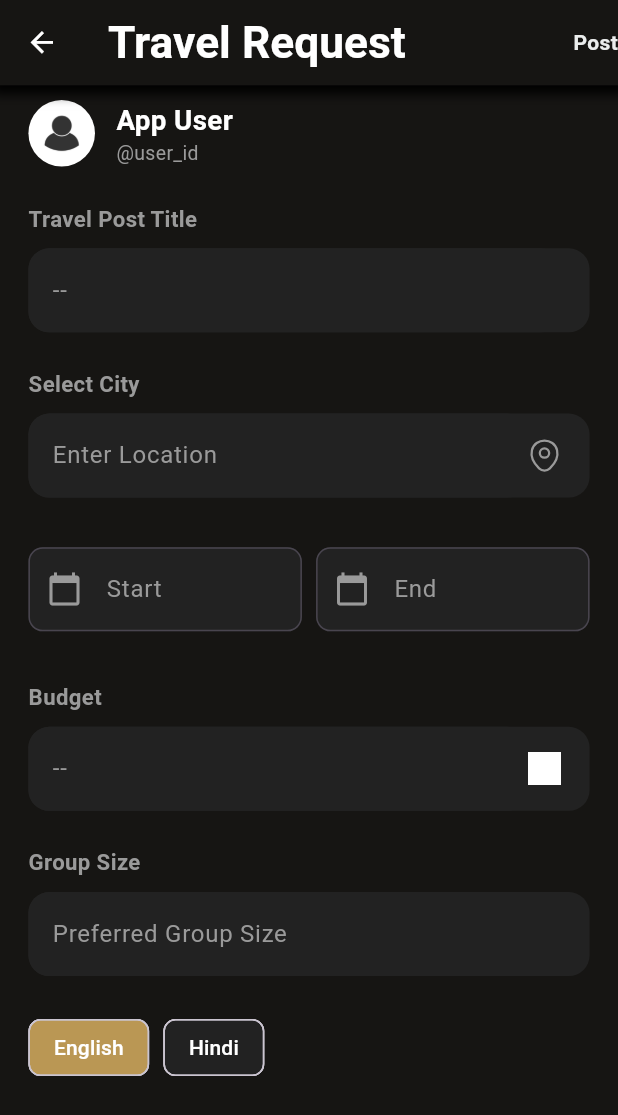
After one commit to Pinnacle01/pinnacle, a Flutter app: the screen it shows after launch, after a tap on "Travel Post", on a phone screen of 412 x 824 dp. The commit adds this screen. Shown: the top 1115 px of the screen. Run offline on Flutter 3.47's test engine with Material 3 defaults, Android fonts, the phone set to English and light mode, and no system bars; our stand-ins replace flutter_svg, go_router.

Commit message:
Add Travel Post screen with date selection and user input fields

```diff
--- /dev/null
+++ b/lib/explore_home/uikit/trip_details_date_picker.dart
@@ -0,0 +1,48 @@
+import 'package:flutter/material.dart';
+import 'package:pinnacle_main/framework/constants/color.dart';
+import 'package:pinnacle_main/framework/constants/size.dart';
+import 'package:pinnacle_main/framework/digital/sizer.dart';
+
+Widget buildTextFieldForDates(
+  String label, {
+  String? hint,
+  IconData? icon,
+}) {
+  return Padding(
+    padding: EdgeInsets.symmetric(vertical: Sizes.size10.dp),
+    child: TextField(
+      decoration: InputDecoration(
+        labelText: label,
+        labelStyle: TextStyle(color: CustomColors.lightBackgroundColor),
+        hintText: hint,
+        hintStyle: TextStyle(color: CustomColors.lightBackgroundColor),
+        prefixIcon: icon != null
+            ? Icon(icon, color: CustomColors.lightBackgroundColor)
+            : null,
+        filled: true,
+        fillColor: CustomColors.navCardBackgroundColor222222,
+        border: OutlineInputBorder(
+            borderRadius: BorderRadius.circular(Sizes.size10.dp)),
+      ),
+      style: TextStyle(color: CustomColors.mainTextColor),
+    ),
+  );
+}
+
+Widget buildDateSelector() {
+  return Row(
+    children: [
+      Expanded(
+          child: buildTextFieldForDates(
+        'Start',
+        icon: Icons.calendar_today,
+      )),
+      SizedBox(width: Sizes.size10.dp),
+      Expanded(
+          child: buildTextFieldForDates(
+        'End',
+        icon: Icons.calendar_today,
+      )),
+    ],
+  );
+}
--- /dev/null
+++ b/lib/explore_home/view/travel_post.dart
@@ -0,0 +1,146 @@
+import 'package:flutter/material.dart';
+import 'package:pinnacle_main/explore_home/uikit/trip_details_date_picker.dart';
+import 'package:pinnacle_main/framework/constants/asset_path.dart';
+
+import 'package:pinnacle_main/framework/constants/color.dart';
+import 'package:pinnacle_main/framework/constants/size.dart';
+import 'package:pinnacle_main/framework/constants/strings.dart';
+import 'package:pinnacle_main/framework/digital/sizer.dart';
+import 'package:pinnacle_main/framework/uikit/text_field_widget.dart';
+
+import 'package:pinnacle_main/framework/uikit/text_widget.dart';
+
+import 'package:pinnacle_main/framework/widgets/tool_bar_widgets.dart';
+import 'package:pinnacle_main/framework/widgets/user_profile/user_profile_card.dart';
+
+class TravelPost extends StatefulWidget {
+  const TravelPost({super.key});
+
+  @override
+  State<TravelPost> createState() => _TravelPostState();
+}
+
+class _TravelPostState extends State<TravelPost> {
+  @override
+  Widget build(BuildContext context) {
+    return Scaffold(
+      backgroundColor: CustomColors.mainBackgroundColor161513,
+      appBar: customAppBarWithShadow(
+        titleName: GeneralString.travelPost,
+        backgroundColor: CustomColors.mainBackgroundColor161513,
+        titleColor: CustomColors.mainTextColor,
+        fontSize: Sizes.size32.sp,
+        fontWeight: FontWeight.w600,
+        actionIcon: [
+          Flexible(
+            child: TextWidget(
+              text: GeneralString.post,
+              fontWeight: FontWeight.w600,
+              color: CustomColors.whiteShadeEBEDED,
+            ),
+          )
+        ],
+      ),
+      body: SingleChildScrollView(
+          child: Column(
+        crossAxisAlignment: CrossAxisAlignment.start,
+        children: [
+          Padding(
+            padding: EdgeInsets.fromLTRB(Sizes.size20.dp, Sizes.size10.dp,
+                Sizes.size20.dp, Sizes.size15.dp),
+            child: UserProfileCard(
+              userName: GeneralString.userName,
+              userImage: AssetPath.userImage,
+              userProfileId: GeneralString.userId,
+            ),
+          ),
+          Padding(
+            padding: EdgeInsets.fromLTRB(Sizes.size20.dp, Sizes.size10.dp,
+                Sizes.size20.dp, Sizes.size15.dp),
+            child: TextFieldWidget(
+              label: GeneralString.travelTitle,
+              labelSize: Sizes.size16.sp,
+              labelColor: CustomColors.lightBackgroundColor,
+              hintText: "--",
+              hintColor: CustomColors.lightBackgroundColor,
+              keyboardType: TextInputType.emailAddress,
+              textFieldTheme: TextFeildTheme.dark,
+            ),
+          ),
+          Padding(
+            padding: EdgeInsets.fromLTRB(Sizes.size20.dp, Sizes.size10.dp,
+                Sizes.size20.dp, Sizes.size15.dp),
+            child: TextFieldWidget(
+                prefixIcon: AssetPath.locationIcon,
+                prefixIconColor: CustomColors.lightBackgroundColor,
+                label: GeneralString.selectCity,
+                labelSize: Sizes.size16.sp,
+                labelColor: CustomColors.lightBackgroundColor,
+                hintText: GeneralString.enterLocation,
+                hintColor: CustomColors.lightBackgroundColor,
+                keyboardType: TextInputType.emailAddress,
+                textFieldTheme: TextFeildTheme.dark),
+          ),
+          Padding(
+            padding: EdgeInsets.fromLTRB(Sizes.size20.dp, Sizes.size10.dp,
+                Sizes.size20.dp, Sizes.size15.dp),
+            child: buildDateSelector(),
+          ),
+          Padding(
+            padding: EdgeInsets.fromLTRB(Sizes.size20.dp, Sizes.size10.dp,
+                Sizes.size20.dp, Sizes.size15.dp),
+            child: TextFieldWidget(
+              label: GeneralString.budget,
+              labelSize: Sizes.size16.sp,
+              labelColor: CustomColors.lightBackgroundColor,
+              hintText: "--",
+              hintColor: CustomColors.lightBackgroundColor,
+              keyboardType: TextInputType.emailAddress,
+              textFieldTheme: TextFeildTheme.dark,
+              prefixIcon: AssetPath.crossIcon,
+            ),
+          ),
+          Padding(
+            padding: EdgeInsets.fromLTRB(Sizes.size20.dp, Sizes.size10.dp,
+                Sizes.size20.dp, Sizes.size15.dp),
+            child: TextFieldWidget(
+                label: GeneralString.groupSize,
+                labelSize: Sizes.size16.sp,
+                labelColor: CustomColors.lightBackgroundColor,
+                hintText: GeneralString.preferredGroupSize,
+                hintColor: CustomColors.lightBackgroundColor,
+                textFieldTheme: TextFeildTheme.dark),
+          ),
+          Padding(
+            padding: EdgeInsets.fromLTRB(Sizes.size20.dp, Sizes.size10.dp,
+                Sizes.size20.dp, Sizes.size15.dp),
+            child: _buildLanguagePreferences(),
+          ),
+        ],
+      )),
+    );
+  }
+
+  Widget _buildLanguagePreferences() {
+    return Row(
+      children: [
+        _buildChip('English', selected: true),
+        SizedBox(width: Sizes.size10.dp),
+        _buildChip('Hindi', selected: false),
+      ],
+    );
+  }
+
+  Widget _buildChip(String label, {bool selected = false}) {
+    return Chip(
+      label: Text(label,
+          style: TextStyle(
+              color: selected
+                  ? CustomColors.mainTextColor
+                  : CustomColors.mainTextColor)),
+      backgroundColor: selected
+          ? CustomColors.buttonBackgroundCreamColor
+          : CustomColors.navCardBackgroundColor222222,
+    );
+  }
+}
--- a/lib/framework/constants/strings.dart
+++ b/lib/framework/constants/strings.dart
@@ -9,8 +9,16 @@ class GeneralString {
   static String get daysRemaining => 'Days Remaining!';
   static String get kmAway => ' km away';
   static String get search => 'Search...';
-
-
+  static String get travelPost => 'Travel Request';
+  static String get post => 'Post';
+  static String get tripName => 'Trip Name';
+  static String get selectCity => 'Select City';
+  static String get enterLocation => 'Enter Location';
+  static String get travelDates => 'Travel Dates';
+  static String get startDate => 'Start Date';
+  static String get budget => 'Budget';
+  static String get groupSize => 'Group Size';
+  static String get preferredGroupSize => 'Preferred Group Size';
 
   // Notification Tab
   static String get commentWrite => 'Write a comment';
--- a/lib/framework/uikit/icon_widget.dart
+++ b/lib/framework/uikit/icon_widget.dart
@@ -11,6 +11,8 @@ class IconWidget extends StatelessWidget {
     this.size,
     this.fit,
     this.color,
+    IconData? icon,
+    Null Function()? onTap,
   });
 
   final String path;
--- a/lib/framework/widgets/tool_bar_widgets.dart
+++ b/lib/framework/widgets/tool_bar_widgets.dart
@@ -13,9 +13,10 @@ PreferredSizeWidget customAppBarWithShadow({
   Color? iconColor,
   double? iconSize,
   Color? backgroundColor,
-  List<IconWidget>? actionIcon,
+  List<Widget>? actionIcon,
   FontWeight? fontWeight,
   double? fontSize,
+  IconButton? trailing,
 }) {
   return PreferredSize(
     preferredSize: Size.fromHeight(WidgetsSizes.appBarHeight.dp),
--- a/lib/home.dart
+++ b/lib/home.dart
@@ -37,6 +37,13 @@ class HomeApp extends StatelessWidget {
                 text: 'Trip Details',
               ),
             ),
+            NormalButton(
+              buttonType: ButtonType.normal,
+              onPress: () => context.go('/travelpost'),
+              label: const TextWidget(
+                text: 'Travel Post',
+              ),
+            ),
           ],
         ),
       ),
--- a/lib/main.dart
+++ b/lib/main.dart
@@ -3,6 +3,7 @@ import 'package:flutter/material.dart';
 import 'package:flutter/services.dart';
 import 'package:go_router/go_router.dart';
 import 'package:pinnacle_main/explore_home/view/explore_home.dart';
+import 'package:pinnacle_main/explore_home/view/travel_post.dart';
 import 'package:pinnacle_main/explore_home/view/trip_details.dart';
 import 'package:pinnacle_main/framework/digital/device.dart';
 import 'package:pinnacle_main/framework_demo.dart';
@@ -43,6 +44,11 @@ final _router = GoRouter(
             return const TripDetails();
           },
         ),
+        GoRoute(
+            path: 'travelpost',
+            builder: (BuildContext context, GoRouterState state) {
+              return const TravelPost();
+            }),
       ],
     ),
   ],
```
